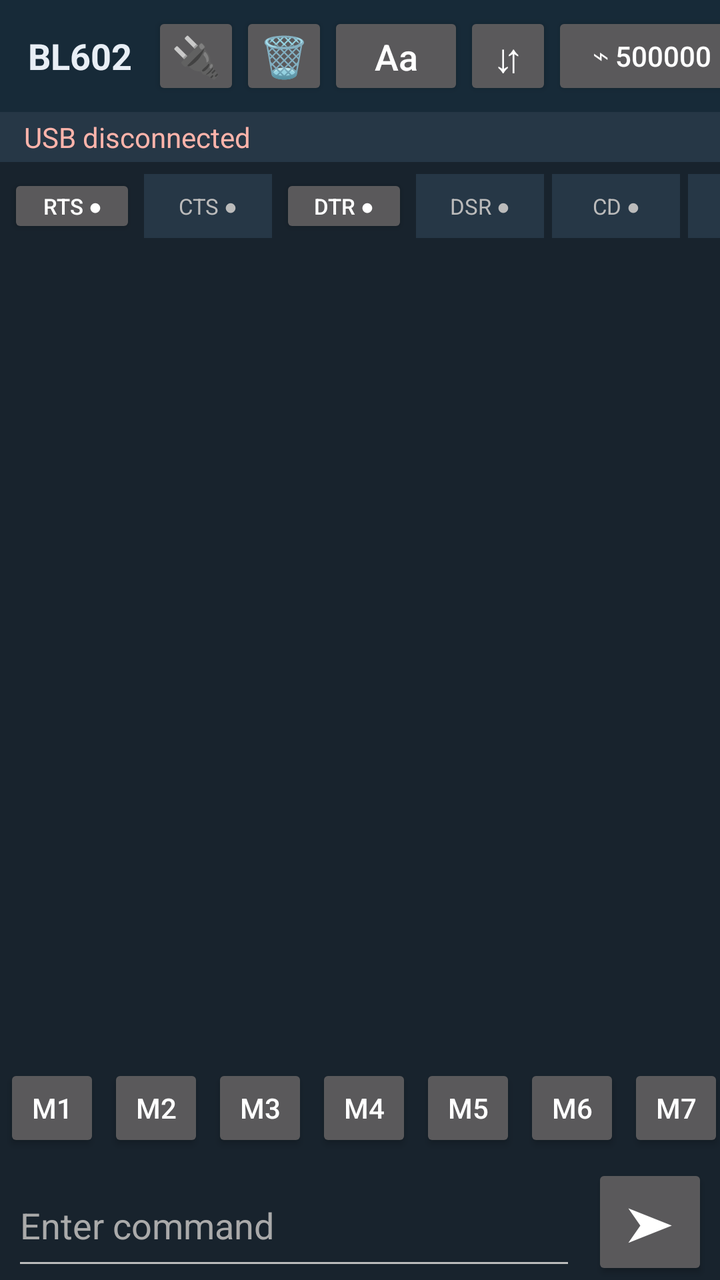
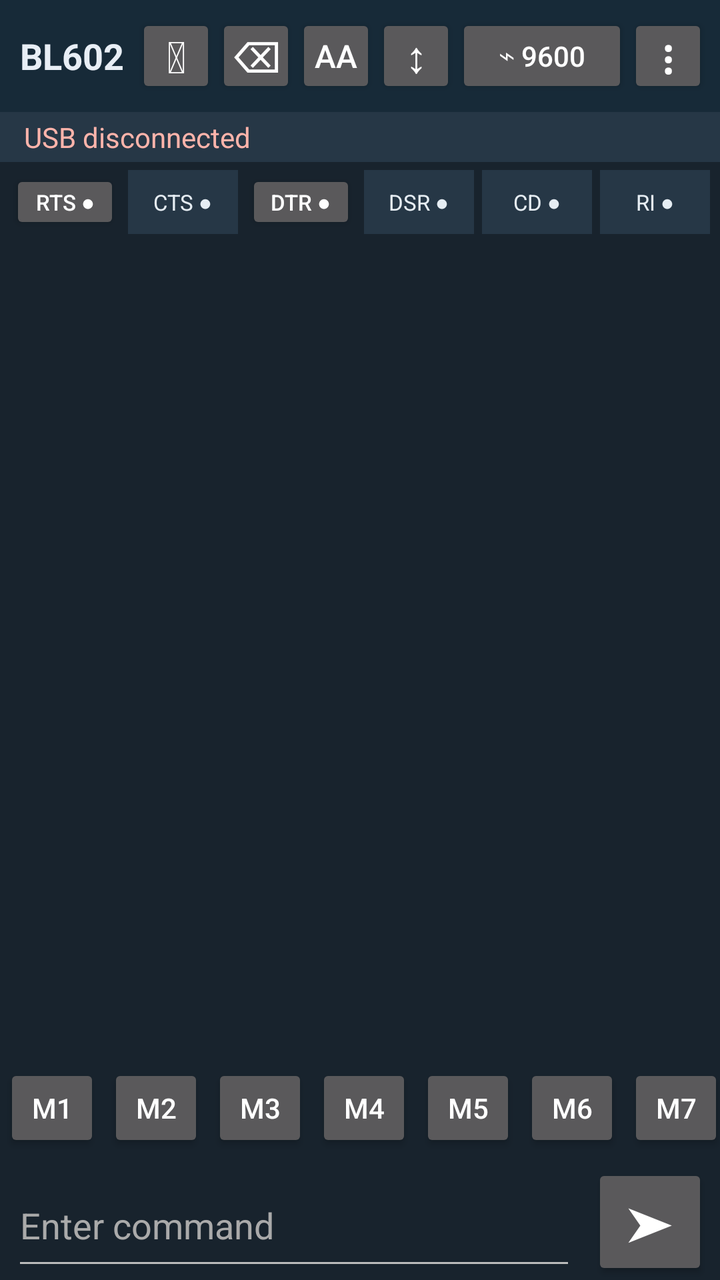

Screens rendered from an Android XML layout before and after an edit, with the pre-edit source and the edit as a unified diff.
<!-- AndroidManifest.xml: application theme android:Theme.Material.NoActionBar -->
<!-- res/layout/activity_main.xml -->
<?xml version="1.0" encoding="utf-8"?>
<LinearLayout xmlns:android="http://schemas.android.com/apk/res/android"
    android:orientation="vertical" android:background="#18232D"
    android:layout_width="match_parent" android:layout_height="match_parent">

    <HorizontalScrollView android:scrollbars="none" android:fillViewport="true"
        android:background="#172A38" android:layout_width="match_parent" android:layout_height="56dp">
        <LinearLayout android:orientation="horizontal" android:gravity="center_vertical"
            android:paddingLeft="8dp" android:paddingRight="8dp"
            android:layout_width="wrap_content" android:layout_height="match_parent">
            <TextView android:text="BL602" android:textColor="#E8EEF5" android:textStyle="bold"
                android:textSize="18sp" android:gravity="center_vertical"
                android:paddingLeft="6dp" android:paddingRight="10dp"
                android:layout_width="wrap_content" android:layout_height="match_parent"/>
            <Button android:id="@+id/connect" android:text="🔌" android:contentDescription="Connect USB serial" android:textSize="20sp" android:textAllCaps="false"
                android:minWidth="0dp" android:minHeight="0dp" android:padding="0dp" android:insetLeft="0dp" android:insetRight="0dp" android:layout_width="44dp" android:layout_height="44dp"/>
            <Button android:id="@+id/clearTerminal" android:text="🗑" android:contentDescription="Clear terminal" android:textSize="20sp" android:textAllCaps="false"
                android:minWidth="0dp" android:minHeight="0dp" android:padding="0dp" android:insetLeft="0dp" android:insetRight="0dp" android:layout_width="44dp" android:layout_height="44dp"/>
            <Button android:id="@+id/formatToggle" android:text="Aa" android:contentDescription="Toggle receive format" android:textSize="18sp" android:textAllCaps="false"
                android:minWidth="68dp" android:layout_width="wrap_content" android:layout_height="44dp"/>
            <Button android:id="@+id/autoScroll" android:text="⇵" android:contentDescription="Toggle auto-scroll" android:textSize="20sp" android:textAllCaps="false"
                android:minWidth="0dp" android:minHeight="0dp" android:padding="0dp" android:insetLeft="0dp" android:insetRight="0dp" android:layout_width="44dp" android:layout_height="44dp"/>
            <Button android:id="@+id/baudControl" android:text="⌁ 500000" android:contentDescription="UART baud rate" android:textAllCaps="false"
                android:minWidth="100dp" android:layout_width="wrap_content" android:layout_height="44dp"/>
            <Button android:id="@+id/menu" android:text="⋮" android:contentDescription="More options" android:textSize="24sp" android:textAllCaps="false"
                android:minWidth="54dp" android:layout_width="wrap_content" android:layout_height="44dp"/>
        </LinearLayout>
    </HorizontalScrollView>

    <TextView android:id="@+id/status" android:text="USB disconnected" android:textColor="#FFB4AB"
        android:paddingLeft="12dp" android:paddingTop="3dp" android:paddingBottom="3dp"
        android:background="#263746" android:layout_width="match_parent" android:layout_height="wrap_content"/>

    <HorizontalScrollView android:id="@+id/modemStatusRow" android:scrollbars="none" android:background="#18232D"
        android:layout_width="match_parent" android:layout_height="44dp">
        <LinearLayout android:orientation="horizontal" android:gravity="center_vertical"
            android:paddingLeft="4dp" android:paddingRight="4dp"
            android:layout_width="wrap_content" android:layout_height="match_parent">
            <Button android:id="@+id/rts" android:text="RTS ●" android:layout_width="64dp" android:layout_height="32dp" android:minWidth="0dp" android:minHeight="0dp" android:padding="2dp" android:textSize="11sp" android:layout_marginRight="4dp"/>
            <TextView android:id="@+id/cts" android:text="CTS ●" android:textColor="#BBBBBB" android:gravity="center" android:background="#263746" android:layout_width="64dp" android:layout_height="32dp" android:layout_marginRight="4dp" android:textSize="11sp"/>
            <Button android:id="@+id/dtr" android:text="DTR ●" android:layout_width="64dp" android:layout_height="32dp" android:minWidth="0dp" android:minHeight="0dp" android:padding="2dp" android:textSize="11sp" android:layout_marginRight="4dp"/>
            <TextView android:id="@+id/dsr" android:text="DSR ●" android:textColor="#BBBBBB" android:gravity="center" android:background="#263746" android:layout_width="64dp" android:layout_height="32dp" android:layout_marginRight="4dp" android:textSize="11sp"/>
            <TextView android:id="@+id/cd" android:text="CD ●" android:textColor="#BBBBBB" android:gravity="center" android:background="#263746" android:layout_width="64dp" android:layout_height="32dp" android:layout_marginRight="4dp" android:textSize="11sp"/>
            <TextView android:id="@+id/ri" android:text="RI ●" android:textColor="#BBBBBB" android:gravity="center" android:background="#263746" android:layout_width="64dp" android:layout_height="32dp" android:textSize="11sp"/>
        </LinearLayout>
    </HorizontalScrollView>

    <ScrollView android:id="@+id/flashPanel" android:visibility="gone"
        android:layout_width="match_parent" android:layout_height="0dp" android:layout_weight="1">
        <LinearLayout android:orientation="vertical" android:padding="12dp" android:layout_width="match_parent" android:layout_height="wrap_content">
            <TextView android:text="BL602 firmware images" android:textColor="#FFFFFF" android:textStyle="bold" android:paddingTop="8dp" android:layout_width="match_parent" android:layout_height="wrap_content"/>
            <LinearLayout android:orientation="horizontal" android:gravity="center" android:layout_width="match_parent" android:layout_height="wrap_content">
                <Button android:id="@+id/pickFirmware" android:text="＋ BIN" android:contentDescription="Select firmware files" android:layout_width="0dp" android:layout_weight="1" android:layout_height="wrap_content" android:layout_marginRight="4dp"/>
                <Button android:id="@+id/startFlash" android:text="⚡ FLASH" android:contentDescription="Start flashing" android:layout_width="0dp" android:layout_weight="1" android:layout_height="wrap_content" android:layout_marginLeft="4dp"/>
            </LinearLayout>
            <TextView android:id="@+id/firmwareList" android:text="No firmware selected" android:textColor="#FFFFFF" android:padding="8dp" android:layout_width="match_parent" android:layout_height="wrap_content"/>
            <TextView android:text="Flash address assignment is not available yet." android:textColor="#CCCCCC" android:textSize="12sp" android:layout_width="match_parent" android:layout_height="wrap_content"/>
            <Button android:id="@+id/flashBack" android:text="← Terminal" android:layout_width="match_parent" android:layout_height="wrap_content"/>
            <ProgressBar android:id="@+id/progress" style="?android:attr/progressBarStyleHorizontal" android:max="100" android:progress="0" android:layout_width="match_parent" android:layout_height="wrap_content"/>
            <TextView android:id="@+id/flashLog" android:text="Flash log" android:textColor="#FFFFFF" android:padding="8dp" android:textIsSelectable="true" android:layout_width="match_parent" android:layout_height="wrap_content"/>
        </LinearLayout>
    </ScrollView>

    <LinearLayout android:id="@+id/monitorPanel" android:orientation="vertical"
        android:layout_width="match_parent" android:layout_height="0dp" android:layout_weight="1">
        <ScrollView android:id="@+id/terminalScroll" android:fillViewport="true" android:background="#18232D"
            android:scrollbars="vertical" android:fadeScrollbars="false"
            android:layout_width="match_parent" android:layout_height="0dp" android:layout_weight="1">
            <TextView android:id="@+id/terminal" android:textColor="#E0E0E0" android:typeface="monospace"
                android:textSize="13sp" android:padding="8dp" android:textIsSelectable="true"
                android:gravity="top|start" android:layout_width="match_parent" android:layout_height="wrap_content"/>
        </ScrollView>
        <HorizontalScrollView android:scrollbars="none" android:layout_width="match_parent" android:layout_height="56dp">
            <LinearLayout android:id="@+id/shortcutRow" android:orientation="horizontal" android:gravity="center_vertical"
                android:layout_width="wrap_content" android:layout_height="match_parent">
                <Button android:id="@+id/m1" android:text="M1" android:layout_width="48dp" android:layout_height="44dp" android:layout_margin="2dp"/>
                <Button android:id="@+id/m2" android:text="M2" android:layout_width="48dp" android:layout_height="44dp" android:layout_margin="2dp"/>
                <Button android:id="@+id/m3" android:text="M3" android:layout_width="48dp" android:layout_height="44dp" android:layout_margin="2dp"/>
                <Button android:id="@+id/m4" android:text="M4" android:layout_width="48dp" android:layout_height="44dp" android:layout_margin="2dp"/>
                <Button android:id="@+id/m5" android:text="M5" android:layout_width="48dp" android:layout_height="44dp" android:layout_margin="2dp"/>
                <Button android:id="@+id/m6" android:text="M6" android:layout_width="48dp" android:layout_height="44dp" android:layout_margin="2dp"/>
                <Button android:id="@+id/m7" android:text="M7" android:layout_width="48dp" android:layout_height="44dp" android:layout_margin="2dp"/>
            </LinearLayout>
        </HorizontalScrollView>
        <LinearLayout android:orientation="horizontal" android:gravity="center_vertical"
            android:paddingLeft="6dp" android:paddingRight="6dp"
            android:layout_width="match_parent" android:layout_height="58dp">
            <EditText android:id="@+id/sendText" android:hint="Enter command" android:textColor="#FFFFFF"
                android:textColorHint="#AAAAAA" android:singleLine="true" android:backgroundTint="#BBBBBB"
                android:imeOptions="actionSend" android:layout_width="0dp" android:layout_weight="1" android:layout_height="match_parent"/>
            <Button android:id="@+id/send" android:text="➤" android:contentDescription="Send command" android:textSize="24sp"
                android:layout_width="58dp" android:layout_height="match_parent" android:layout_marginLeft="8dp"/>
        </LinearLayout>
    </LinearLayout>

    <ScrollView android:id="@+id/settingsPanel" android:visibility="gone"
        android:layout_width="match_parent" android:layout_height="0dp" android:layout_weight="1">
        <LinearLayout android:orientation="vertical" android:padding="12dp" android:layout_width="match_parent" android:layout_height="wrap_content">
            <TextView android:text="UART settings" android:textColor="#FFFFFF" android:textStyle="bold" android:layout_width="match_parent" android:layout_height="wrap_content"/>
            <TextView android:text="Baud rate is selected from the top toolbar." android:textColor="#FFFFFF" android:paddingTop="8dp" android:layout_width="match_parent" android:layout_height="wrap_content"/>
            <EditText android:id="@+id/baudRate" android:visibility="gone" android:inputType="number" android:text="500000" android:hint="Custom baud rate" android:layout_width="match_parent" android:layout_height="wrap_content"/>
            <TextView android:text="Receive format" android:textColor="#FFFFFF" android:paddingTop="12dp" android:layout_width="match_parent" android:layout_height="wrap_content"/>
            <Spinner android:id="@+id/viewMode" android:layout_width="match_parent" android:layout_height="wrap_content"/>
            <TextView android:text="Transmit newline" android:textColor="#FFFFFF" android:paddingTop="12dp" android:layout_width="match_parent" android:layout_height="wrap_content"/>
            <Spinner android:id="@+id/newlineMode" android:layout_width="match_parent" android:layout_height="wrap_content"/>
            <TextView android:text="Data: 8 bits · Parity: none · Stop: 1" android:textColor="#FFFFFF" android:layout_width="match_parent" android:layout_height="wrap_content"/>
            <TextView android:text="Tap RTS/DTR to toggle output lines. CTS/DSR/CD/RI are status indicators." android:textColor="#CCCCCC" android:textStyle="bold" android:paddingTop="12dp" android:layout_width="match_parent" android:layout_height="wrap_content"/>
            <Button android:id="@+id/backToTerminal" android:text="← Terminal" android:layout_width="match_parent" android:layout_height="wrap_content"/>
            <TextView android:text="Manual reset: hold BOOT, pulse RESET, release RESET, then release BOOT. Wiring varies by board." android:textColor="#CCCCCC" android:textSize="12sp" android:padding="8dp" android:layout_width="match_parent" android:layout_height="wrap_content"/>
        </LinearLayout>
    </ScrollView>
</LinearLayout>
<!-- resources referenced by this layout -->
<resources>

</resources>

<!-- the commit's change to res/layout/activity_main.xml (unified diff, before → after) -->
@@ -3,47 +3,47 @@
     android:orientation="vertical" android:background="#18232D"
     android:layout_width="match_parent" android:layout_height="match_parent">
 
-    <HorizontalScrollView android:scrollbars="none" android:fillViewport="true"
-        android:background="#172A38" android:layout_width="match_parent" android:layout_height="56dp">
-        <LinearLayout android:orientation="horizontal" android:gravity="center_vertical"
-            android:paddingLeft="8dp" android:paddingRight="8dp"
-            android:layout_width="wrap_content" android:layout_height="match_parent">
-            <TextView android:text="BL602" android:textColor="#E8EEF5" android:textStyle="bold"
-                android:textSize="18sp" android:gravity="center_vertical"
-                android:paddingLeft="6dp" android:paddingRight="10dp"
-                android:layout_width="wrap_content" android:layout_height="match_parent"/>
-            <Button android:id="@+id/connect" android:text="🔌" android:contentDescription="Connect USB serial" android:textSize="20sp" android:textAllCaps="false"
-                android:minWidth="0dp" android:minHeight="0dp" android:padding="0dp" android:insetLeft="0dp" android:insetRight="0dp" android:layout_width="44dp" android:layout_height="44dp"/>
-            <Button android:id="@+id/clearTerminal" android:text="🗑" android:contentDescription="Clear terminal" android:textSize="20sp" android:textAllCaps="false"
-                android:minWidth="0dp" android:minHeight="0dp" android:padding="0dp" android:insetLeft="0dp" android:insetRight="0dp" android:layout_width="44dp" android:layout_height="44dp"/>
-            <Button android:id="@+id/formatToggle" android:text="Aa" android:contentDescription="Toggle receive format" android:textSize="18sp" android:textAllCaps="false"
-                android:minWidth="68dp" android:layout_width="wrap_content" android:layout_height="44dp"/>
-            <Button android:id="@+id/autoScroll" android:text="⇵" android:contentDescription="Toggle auto-scroll" android:textSize="20sp" android:textAllCaps="false"
-                android:minWidth="0dp" android:minHeight="0dp" android:padding="0dp" android:insetLeft="0dp" android:insetRight="0dp" android:layout_width="44dp" android:layout_height="44dp"/>
-            <Button android:id="@+id/baudControl" android:text="⌁ 500000" android:contentDescription="UART baud rate" android:textAllCaps="false"
-                android:minWidth="100dp" android:layout_width="wrap_content" android:layout_height="44dp"/>
-            <Button android:id="@+id/menu" android:text="⋮" android:contentDescription="More options" android:textSize="24sp" android:textAllCaps="false"
-                android:minWidth="54dp" android:layout_width="wrap_content" android:layout_height="44dp"/>
-        </LinearLayout>
-    </HorizontalScrollView>
+    <LinearLayout android:orientation="horizontal" android:gravity="center_vertical"
+        android:background="#172A38" android:paddingLeft="6dp" android:paddingRight="6dp"
+        android:layout_width="match_parent" android:layout_height="56dp">
+        <TextView android:text="BL602" android:textColor="#E8EEF5" android:textStyle="bold"
+            android:textSize="18sp" android:gravity="center_vertical"
+            android:paddingLeft="4dp" android:layout_width="62dp" android:layout_height="match_parent"/>
+        <Button android:id="@+id/connect" android:text="⏻" android:contentDescription="Connect USB serial"
+            android:textSize="22sp" android:minWidth="0dp" android:minHeight="0dp" android:padding="0dp"
+            android:insetLeft="0dp" android:insetRight="0dp" android:layout_width="40dp" android:layout_height="42dp"/>
+        <Button android:id="@+id/clearTerminal" android:text="⌫" android:contentDescription="Clear terminal"
+            android:textSize="22sp" android:minWidth="0dp" android:minHeight="0dp" android:padding="0dp"
+            android:insetLeft="0dp" android:insetRight="0dp" android:layout_width="40dp" android:layout_height="42dp"/>
+        <Button android:id="@+id/formatToggle" android:text="Aa" android:contentDescription="Toggle receive format"
+            android:textSize="16sp" android:minWidth="0dp" android:minHeight="0dp" android:padding="0dp"
+            android:insetLeft="0dp" android:insetRight="0dp" android:layout_width="40dp" android:layout_height="42dp"/>
+        <Button android:id="@+id/autoScroll" android:text="↕" android:contentDescription="Toggle auto-scroll"
+            android:textSize="22sp" android:minWidth="0dp" android:minHeight="0dp" android:padding="0dp"
+            android:insetLeft="0dp" android:insetRight="0dp" android:layout_width="40dp" android:layout_height="42dp"/>
+        <Button android:id="@+id/baudControl" android:text="⌁ 9600" android:contentDescription="UART baud rate"
+            android:textAllCaps="false" android:minWidth="0dp" android:layout_width="0dp"
+            android:layout_weight="1" android:layout_height="42dp"/>
+        <Button android:id="@+id/menu" android:text="⋮" android:contentDescription="More options"
+            android:textSize="24sp" android:minWidth="0dp" android:minHeight="0dp" android:padding="0dp"
+            android:insetLeft="0dp" android:insetRight="0dp" android:layout_width="40dp" android:layout_height="42dp"/>
+    </LinearLayout>
 
     <TextView android:id="@+id/status" android:text="USB disconnected" android:textColor="#FFB4AB"
         android:paddingLeft="12dp" android:paddingTop="3dp" android:paddingBottom="3dp"
         android:background="#263746" android:layout_width="match_parent" android:layout_height="wrap_content"/>
 
-    <HorizontalScrollView android:id="@+id/modemStatusRow" android:scrollbars="none" android:background="#18232D"
-        android:layout_width="match_parent" android:layout_height="44dp">
-        <LinearLayout android:orientation="horizontal" android:gravity="center_vertical"
-            android:paddingLeft="4dp" android:paddingRight="4dp"
-            android:layout_width="wrap_content" android:layout_height="match_parent">
-            <Button android:id="@+id/rts" android:text="RTS ●" android:layout_width="64dp" android:layout_height="32dp" android:minWidth="0dp" android:minHeight="0dp" android:padding="2dp" android:textSize="11sp" android:layout_marginRight="4dp"/>
-            <TextView android:id="@+id/cts" android:text="CTS ●" android:textColor="#BBBBBB" android:gravity="center" android:background="#263746" android:layout_width="64dp" android:layout_height="32dp" android:layout_marginRight="4dp" android:textSize="11sp"/>
-            <Button android:id="@+id/dtr" android:text="DTR ●" android:layout_width="64dp" android:layout_height="32dp" android:minWidth="0dp" android:minHeight="0dp" android:padding="2dp" android:textSize="11sp" android:layout_marginRight="4dp"/>
-            <TextView android:id="@+id/dsr" android:text="DSR ●" android:textColor="#BBBBBB" android:gravity="center" android:background="#263746" android:layout_width="64dp" android:layout_height="32dp" android:layout_marginRight="4dp" android:textSize="11sp"/>
-            <TextView android:id="@+id/cd" android:text="CD ●" android:textColor="#BBBBBB" android:gravity="center" android:background="#263746" android:layout_width="64dp" android:layout_height="32dp" android:layout_marginRight="4dp" android:textSize="11sp"/>
-            <TextView android:id="@+id/ri" android:text="RI ●" android:textColor="#BBBBBB" android:gravity="center" android:background="#263746" android:layout_width="64dp" android:layout_height="32dp" android:textSize="11sp"/>
-        </LinearLayout>
-    </HorizontalScrollView>
+    <LinearLayout android:id="@+id/modemStatusRow" android:orientation="horizontal"
+        android:gravity="center" android:background="#18232D"
+        android:paddingLeft="3dp" android:paddingRight="3dp"
+        android:layout_width="match_parent" android:layout_height="40dp">
+        <Button android:id="@+id/rts" android:text="RTS ●" android:layout_width="0dp" android:layout_weight="1" android:layout_height="32dp" android:minWidth="0dp" android:minHeight="0dp" android:padding="0dp" android:textSize="11sp" android:layout_margin="2dp"/>
+        <TextView android:id="@+id/cts" android:text="CTS ●" android:textColor="#E6EDF3" android:gravity="center" android:background="#263746" android:layout_width="0dp" android:layout_weight="1" android:layout_height="32dp" android:layout_margin="2dp" android:textSize="11sp"/>
+        <Button android:id="@+id/dtr" android:text="DTR ●" android:layout_width="0dp" android:layout_weight="1" android:layout_height="32dp" android:minWidth="0dp" android:minHeight="0dp" android:padding="0dp" android:textSize="11sp" android:layout_margin="2dp"/>
+        <TextView android:id="@+id/dsr" android:text="DSR ●" android:textColor="#E6EDF3" android:gravity="center" android:background="#263746" android:layout_width="0dp" android:layout_weight="1" android:layout_height="32dp" android:layout_margin="2dp" android:textSize="11sp"/>
+        <TextView android:id="@+id/cd" android:text="CD ●" android:textColor="#E6EDF3" android:gravity="center" android:background="#263746" android:layout_width="0dp" android:layout_weight="1" android:layout_height="32dp" android:layout_margin="2dp" android:textSize="11sp"/>
+        <TextView android:id="@+id/ri" android:text="RI ●" android:textColor="#E6EDF3" android:gravity="center" android:background="#263746" android:layout_width="0dp" android:layout_weight="1" android:layout_height="32dp" android:layout_margin="2dp" android:textSize="11sp"/>
+    </LinearLayout>
 
     <ScrollView android:id="@+id/flashPanel" android:visibility="gone"
         android:layout_width="match_parent" android:layout_height="0dp" android:layout_weight="1">
